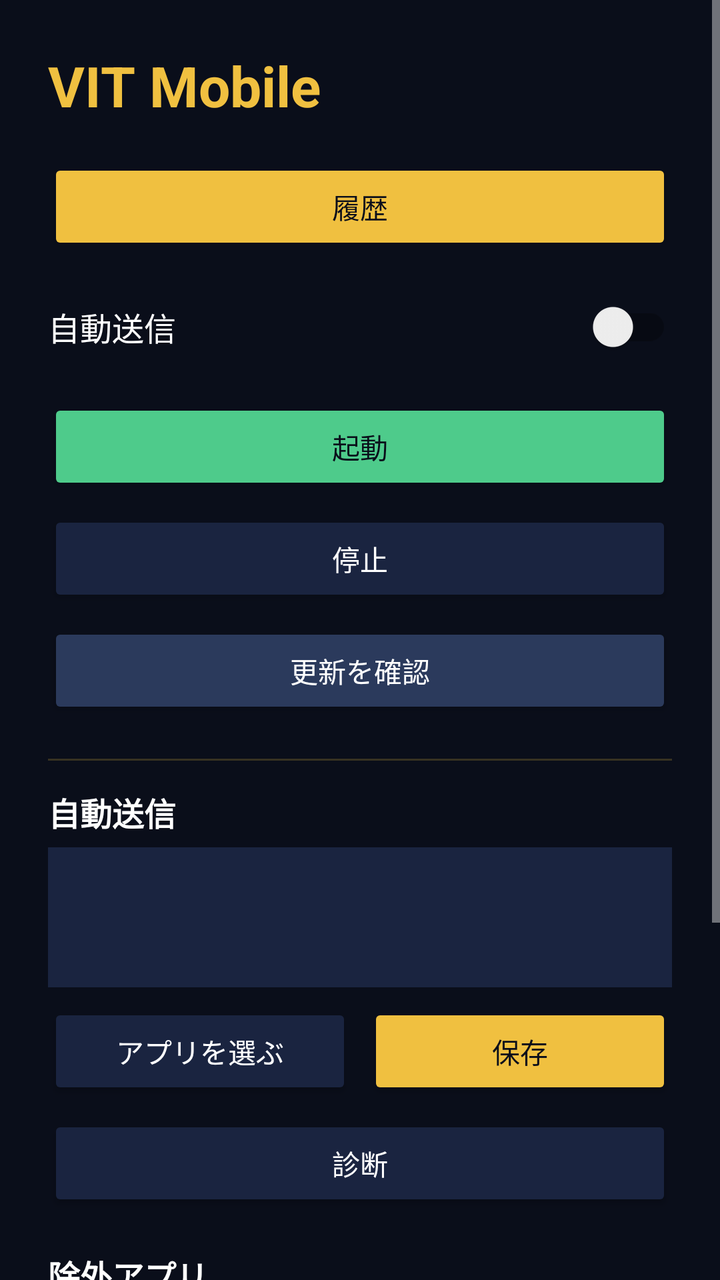
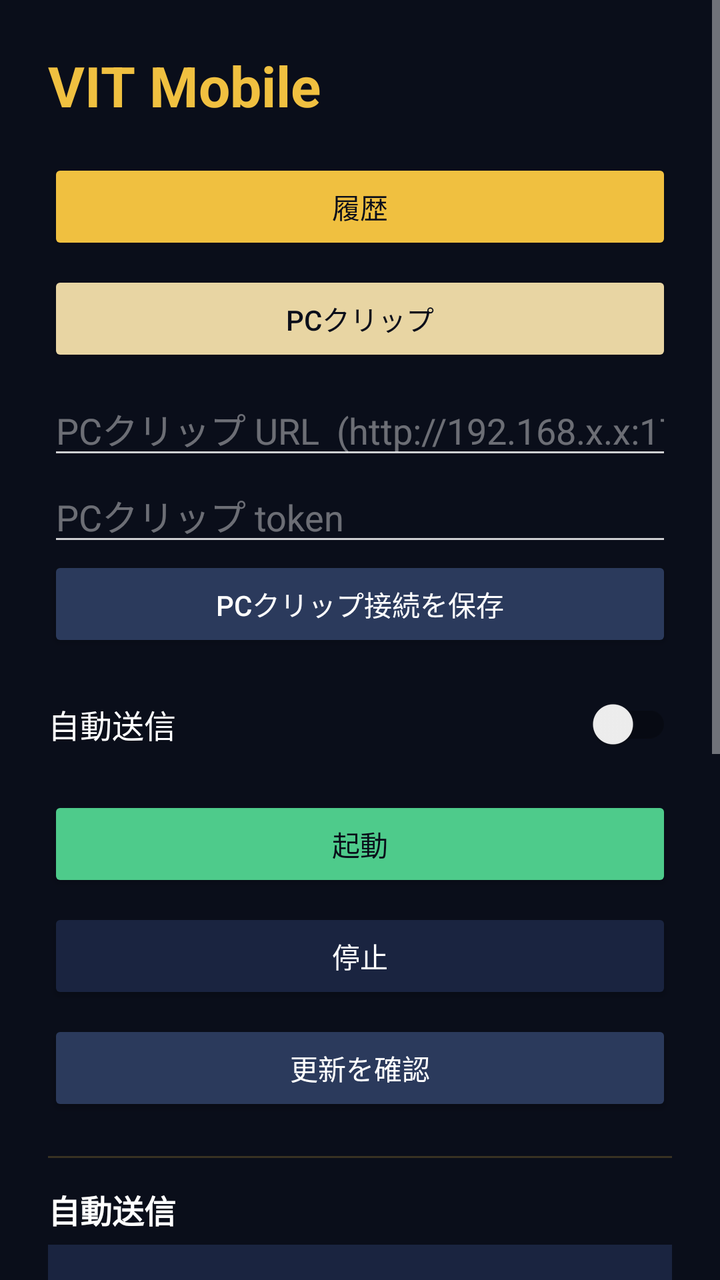

Screens rendered from an Android XML layout before and after an edit, with the pre-edit source and the edit as a unified diff.
<!-- AndroidManifest.xml: application theme Theme.VitMobile -->
<!-- res/layout/activity_main.xml -->
<?xml version="1.0" encoding="utf-8"?>
<ScrollView xmlns:android="http://schemas.android.com/apk/res/android"
    android:layout_width="match_parent"
    android:layout_height="match_parent"
    android:background="#FF0A0E1A">

    <LinearLayout
        android:orientation="vertical"
        android:layout_width="match_parent"
        android:layout_height="wrap_content"
        android:padding="24dp">

        <TextView
            android:layout_width="match_parent"
            android:layout_height="wrap_content"
            android:text="@string/app_name"
            android:textSize="28sp"
            android:textStyle="bold"
            android:textColor="#FFF0C040"
            android:paddingBottom="18dp" />

        
        <Button
            android:id="@+id/btnHistory"
            android:layout_width="match_parent"
            android:layout_height="wrap_content"
            android:text="履歴"
            android:textColor="#FF0A0E1A"
            android:backgroundTint="#FFF0C040" />

        <androidx.appcompat.widget.SwitchCompat
            android:id="@+id/autoEnterSwitch"
            android:layout_width="match_parent"
            android:layout_height="wrap_content"
            android:layout_marginTop="12dp"
            android:layout_marginBottom="4dp"
            android:text="自動送信"
            android:textColor="#FFFFFFFF"
            android:textSize="16sp" />

        <Button
            android:id="@+id/btnStartOverlay"
            android:layout_width="match_parent"
            android:layout_height="wrap_content"
            android:layout_marginTop="8dp"
            android:text="起動"
            android:textColor="#FF0A0E1A"
            android:backgroundTint="#FF4ECB8B" />

        <Button
            android:id="@+id/btnStopOverlay"
            android:layout_width="match_parent"
            android:layout_height="wrap_content"
            android:layout_marginTop="8dp"
            android:text="停止"
            android:textColor="#FFFFFFFF"
            android:backgroundTint="#FF1A2440" />

        <Button
            android:id="@+id/btnUpdate"
            android:layout_width="match_parent"
            android:layout_height="wrap_content"
            android:layout_marginTop="8dp"
            android:text="更新を確認"
            android:textColor="#FFFFFFFF"
            android:backgroundTint="#FF2B3A5C" />

        <View
            android:layout_width="match_parent"
            android:layout_height="1dp"
            android:layout_marginTop="20dp"
            android:layout_marginBottom="14dp"
            android:background="#33F0C040" />

        <TextView
            android:layout_width="match_parent"
            android:layout_height="wrap_content"
            android:text="自動送信"
            android:textStyle="bold"
            android:textSize="16sp"
            android:textColor="#FFFFFFFF"
            android:paddingBottom="6dp" />

        <EditText
            android:id="@+id/autoEnterInput"
            android:layout_width="match_parent"
            android:layout_height="wrap_content"
            android:minHeight="70dp"
            android:gravity="top|start"
            android:inputType="textMultiLine"
            android:textColor="#FFFFFFFF"
            android:textColorHint="#80FFFFFF"
            android:background="#FF1A2440"
            android:padding="12dp"
            android:textSize="13sp" />

        <LinearLayout
            android:orientation="horizontal"
            android:layout_width="match_parent"
            android:layout_height="wrap_content"
            android:layout_marginTop="8dp">

            <Button
                android:id="@+id/pickAutoEnter"
                android:layout_width="0dp"
                android:layout_weight="1"
                android:layout_height="wrap_content"
                android:text="アプリを選ぶ"
                android:textColor="#FFFFFFFF"
                android:backgroundTint="#FF1A2440" />

            <Button
                android:id="@+id/saveAutoEnter"
                android:layout_width="0dp"
                android:layout_weight="1"
                android:layout_height="wrap_content"
                android:layout_marginStart="8dp"
                android:text="保存"
                android:textColor="#FF0A0E1A"
                android:backgroundTint="#FFF0C040" />
        </LinearLayout>

        <Button
            android:id="@+id/btnAutoSendDiag"
            android:layout_width="match_parent"
            android:layout_height="wrap_content"
            android:layout_marginTop="8dp"
            android:text="診断"
            android:textColor="#FFFFFFFF"
            android:backgroundTint="#FF1A2440" />

        <TextView
            android:layout_width="match_parent"
            android:layout_height="wrap_content"
            android:text="除外アプリ"
            android:textStyle="bold"
            android:textSize="16sp"
            android:textColor="#FFFFFFFF"
            android:paddingTop="20dp"
            android:paddingBottom="6dp" />

        <EditText
            android:id="@+id/excludedInput"
            android:layout_width="match_parent"
            android:layout_height="wrap_content"
            android:minHeight="70dp"
            android:gravity="top|start"
            android:inputType="textMultiLine"
            android:textColor="#FFFFFFFF"
            android:textColorHint="#80FFFFFF"
            android:background="#FF1A2440"
            android:padding="12dp"
            android:textSize="13sp" />

        <Button
            android:id="@+id/saveExcluded"
            android:layout_width="match_parent"
            android:layout_height="wrap_content"
            android:layout_marginTop="8dp"
            android:text="保存"
            android:textColor="#FF0A0E1A"
            android:backgroundTint="#FFF0C040" />

        <View
            android:layout_width="match_parent"
            android:layout_height="1dp"
            android:layout_marginTop="20dp"
            android:layout_marginBottom="14dp"
            android:background="#33F0C040" />

        
        <Button
            android:id="@+id/btnToggleAdvanced"
            android:layout_width="match_parent"
            android:layout_height="wrap_content"
            android:text="設定を開く"
            android:textColor="#FFFFFFFF"
            android:backgroundTint="#FF1A2440" />

        <LinearLayout
            android:id="@+id/advancedBox"
            android:orientation="vertical"
            android:layout_width="match_parent"
            android:layout_height="wrap_content"
            android:visibility="gone">

            <TextView
                android:layout_width="match_parent"
                android:layout_height="wrap_content"
                android:text="権限"
                android:textStyle="bold"
                android:textSize="16sp"
                android:textColor="#FFFFFFFF"
                android:paddingTop="18dp"
                android:paddingBottom="6dp" />

            <Button
                android:id="@+id/btnOverlayPerm"
                android:layout_width="match_parent"
                android:layout_height="wrap_content"
                android:text="他のアプリの上に表示"
                android:textColor="#FFFFFFFF"
                android:backgroundTint="#FF1A2440" />

            <Button
                android:id="@+id/btnAccessibilityPerm"
                android:layout_width="match_parent"
                android:layout_height="wrap_content"
                android:layout_marginTop="6dp"
                android:text="ユーザー補助"
                android:textColor="#FFFFFFFF"
                android:backgroundTint="#FF1A2440" />

            <TextView
                android:layout_width="match_parent"
                android:layout_height="wrap_content"
                android:text="Groq APIキー"
                android:textStyle="bold"
                android:textSize="16sp"
                android:textColor="#FFFFFFFF"
                android:paddingTop="20dp"
                android:paddingBottom="6dp" />

            <EditText
                android:id="@+id/apiKeyInput"
                android:layout_width="match_parent"
                android:layout_height="wrap_content"
                android:hint="gsk_..."
                android:inputType="textPassword"
                android:textColor="#FFFFFFFF"
                android:textColorHint="#80FFFFFF"
                android:background="#FF1A2440"
                android:padding="12dp"
                android:autofillHints="password" />

            <Button
                android:id="@+id/saveApiKey"
                android:layout_width="match_parent"
                android:layout_height="wrap_content"
                android:layout_marginTop="8dp"
                android:text="保存"
                android:textColor="#FF0A0E1A"
                android:backgroundTint="#FFF0C040" />

            <TextView
                android:layout_width="match_parent"
                android:layout_height="wrap_content"
                android:text="Anthropic APIキー"
                android:textStyle="bold"
                android:textSize="16sp"
                android:textColor="#FFFFFFFF"
                android:paddingTop="20dp"
                android:paddingBottom="6dp" />

            <EditText
                android:id="@+id/anthropicKeyInput"
                android:layout_width="match_parent"
                android:layout_height="wrap_content"
                android:hint="sk-ant-..."
                android:inputType="textPassword"
                android:textColor="#FFFFFFFF"
                android:textColorHint="#80FFFFFF"
                android:background="#FF1A2440"
                android:padding="12dp"
                android:autofillHints="password" />

            <Button
                android:id="@+id/saveAnthropicKey"
                android:layout_width="match_parent"
                android:layout_height="wrap_content"
                android:layout_marginTop="8dp"
                android:text="保存"
                android:textColor="#FF0A0E1A"
                android:backgroundTint="#FFF0C040" />

            <androidx.appcompat.widget.SwitchCompat
                android:id="@+id/llmFixSwitch"
                android:layout_width="match_parent"
                android:layout_height="wrap_content"
                android:layout_marginTop="14dp"
                android:text="文章を整える"
                android:textColor="#FFFFFFFF"
                android:textSize="15sp" />

            <TextView
                android:layout_width="match_parent"
                android:layout_height="wrap_content"
                android:text="辞書"
                android:textStyle="bold"
                android:textSize="16sp"
                android:textColor="#FFFFFFFF"
                android:paddingTop="20dp"
                android:paddingBottom="6dp" />

            <EditText
                android:id="@+id/dictionaryInput"
                android:layout_width="match_parent"
                android:layout_height="wrap_content"
                android:minHeight="90dp"
                android:gravity="top|start"
                android:inputType="textMultiLine"
                android:textColor="#FFFFFFFF"
                android:textColorHint="#80FFFFFF"
                android:background="#FF1A2440"
                android:padding="12dp"
                android:textSize="13sp" />

            <Button
                android:id="@+id/saveDictionary"
                android:layout_width="match_parent"
                android:layout_height="wrap_content"
                android:layout_marginTop="8dp"
                android:text="保存"
                android:textColor="#FF0A0E1A"
                android:backgroundTint="#FFF0C040" />

            <TextView
                android:layout_width="match_parent"
                android:layout_height="wrap_content"
                android:text="ショートカット"
                android:textStyle="bold"
                android:textSize="16sp"
                android:textColor="#FFFFFFFF"
                android:paddingTop="20dp"
                android:paddingBottom="6dp" />

            <EditText
                android:id="@+id/snippetsInput"
                android:layout_width="match_parent"
                android:layout_height="wrap_content"
                android:minHeight="80dp"
                android:gravity="top|start"
                android:hint="住所|和歌山県〇〇市〇〇町1-2-3"
                android:inputType="textMultiLine"
                android:textColor="#FFFFFFFF"
                android:textColorHint="#80FFFFFF"
                android:background="#FF1A2440"
                android:padding="12dp"
                android:textSize="13sp" />

            <Button
                android:id="@+id/saveSnippets"
                android:layout_width="match_parent"
                android:layout_height="wrap_content"
                android:layout_marginTop="8dp"
                android:text="保存"
                android:textColor="#FF0A0E1A"
                android:backgroundTint="#FFF0C040" />

            <TextView
                android:layout_width="match_parent"
                android:layout_height="wrap_content"
                android:text="GitHubトークン"
                android:textStyle="bold"
                android:textSize="16sp"
                android:textColor="#FFFFFFFF"
                android:paddingTop="20dp"
                android:paddingBottom="6dp" />

            <EditText
                android:id="@+id/githubTokenInput"
                android:layout_width="match_parent"
                android:layout_height="wrap_content"
                android:hint="github_pat_..."
                android:inputType="textPassword"
                android:textColor="#FFFFFFFF"
                android:textColorHint="#80FFFFFF"
                android:background="#FF1A2440"
                android:padding="12dp"
                android:autofillHints="password" />

            <Button
                android:id="@+id/saveGithubToken"
                android:layout_width="match_parent"
                android:layout_height="wrap_content"
                android:layout_marginTop="8dp"
                android:text="保存"
                android:textColor="#FF0A0E1A"
                android:backgroundTint="#FFF0C040" />

            <Button
                android:id="@+id/btnSendFeedback"
                android:layout_width="match_parent"
                android:layout_height="wrap_content"
                android:layout_marginTop="8dp"
                android:layout_marginBottom="24dp"
                android:text="フィードバックを送る"
                android:textColor="#FFFFFFFF"
                android:backgroundTint="#FF1A2440" />
        </LinearLayout>
    </LinearLayout>
</ScrollView>
<!-- resources referenced by this layout -->
<resources>
  <string name="app_name">VIT Mobile</string>
  <style name="Theme.VitMobile" parent="Theme.MaterialComponents.DayNight.DarkActionBar">
          <item name="colorPrimary">@color/gold</item>
          <item name="colorPrimaryVariant">@color/gold_bright</item>
          <item name="colorOnPrimary">@color/navy</item>
          <item name="colorAccent">@color/gold</item>
          <item name="android:colorBackground">#FF0A0E1A</item>
          <item name="android:textColor">#FFFFFFFF</item>
          <item name="android:textColorPrimary">#FFFFFFFF</item>
          <item name="android:textColorSecondary">#CCFFFFFF</item>
          <item name="android:textColorHint">#80FFFFFF</item>
      </style>
  <color name="gold">#FFF0C040</color>
  <color name="gold_bright">#FFFFE066</color>
  <color name="navy">#FF0A0E1A</color>
</resources>

<!-- the commit's change to res/layout/activity_main.xml (unified diff, before → after) -->
@@ -28,6 +28,42 @@
             android:textColor="#FF0A0E1A"
             android:backgroundTint="#FFF0C040" />
 
+        <Button
+            android:id="@+id/btnClip"
+            android:layout_width="match_parent"
+            android:layout_height="wrap_content"
+            android:layout_marginTop="8dp"
+            android:text="PCクリップ"
+            android:textColor="#FF0A0E1A"
+            android:backgroundTint="#FFE8D5A3" />
+
+        <EditText
+            android:id="@+id/clipUrlInput"
+            android:layout_width="match_parent"
+            android:layout_height="wrap_content"
+            android:layout_marginTop="8dp"
+            android:hint="PCクリップ URL  (http://192.168.x.x:17890)"
+            android:textColor="#FFFFFFFF"
+            android:textColorHint="#66FFFFFF"
+            android:inputType="textUri" />
+
+        <EditText
+            android:id="@+id/clipTokenInput"
+            android:layout_width="match_parent"
+            android:layout_height="wrap_content"
+            android:hint="PCクリップ token"
+            android:textColor="#FFFFFFFF"
+            android:textColorHint="#66FFFFFF"
+            android:inputType="text" />
+
+        <Button
+            android:id="@+id/saveClip"
+            android:layout_width="match_parent"
+            android:layout_height="wrap_content"
+            android:text="PCクリップ接続を保存"
+            android:textColor="#FFFFFFFF"
+            android:backgroundTint="#FF2B3A5C" />
+
         <androidx.appcompat.widget.SwitchCompat
             android:id="@+id/autoEnterSwitch"
             android:layout_width="match_parent"
